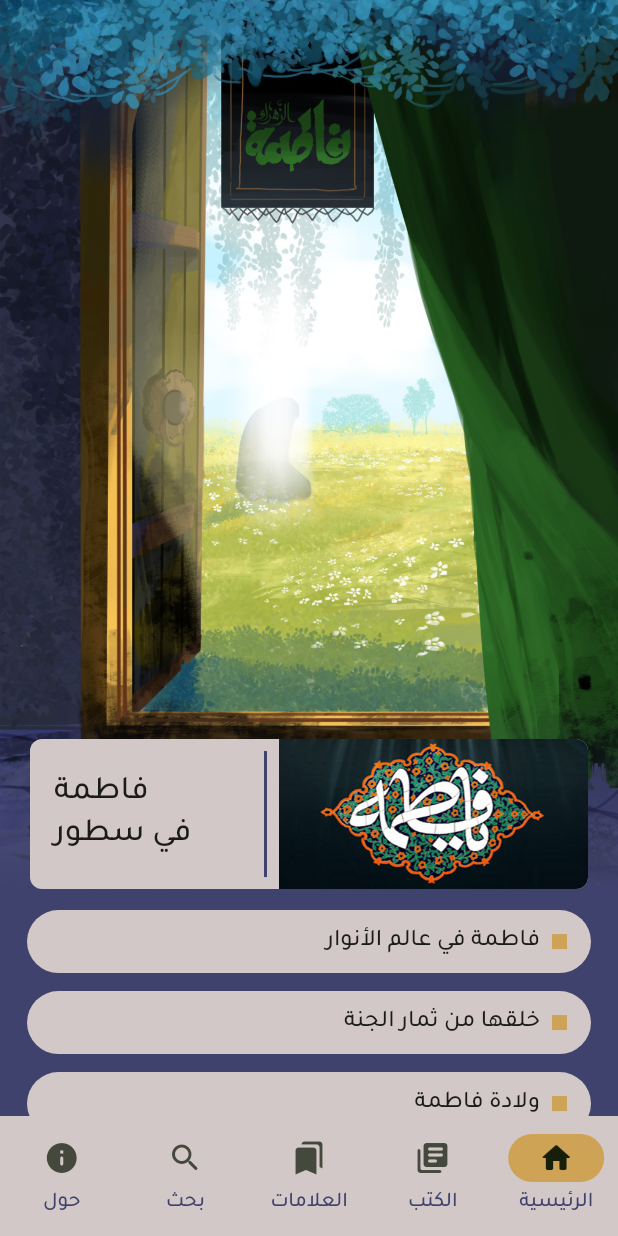
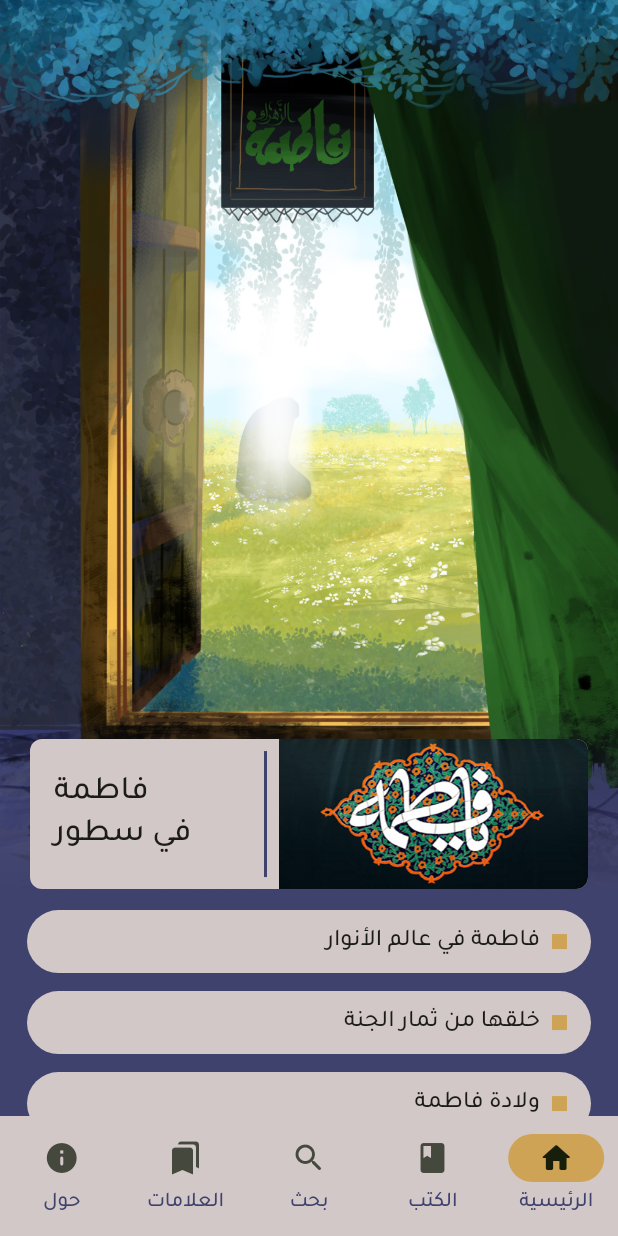
Before and after one commit to alijohar/z_project, a Flutter app: the screen it shows after launch, on a phone screen of 412 x 824 dp. Run offline on Flutter 3.47's test engine with Material 3 defaults, Android fonts, the phone set to English and light mode, and no system bars; our stand-ins replace bloc, firebase_analytics, firebase_core, firebase_crashlytics, flutter_bloc, flutter_html and 5 more; missing offline and left inert: epub_parser; accounts and stored records are empty.

Commit message:
Fix UI issues

```diff
--- a/lib/main.dart
+++ b/lib/main.dart
@@ -85,7 +85,7 @@ class MyApp extends StatelessWidget {
     );
 
     return MaterialApp(
-      title: 'Ketub Platform',
+      title: 'المعارف الفاطمية',
       debugShowCheckedModeBanner: false,
       theme: lightTheme,
       darkTheme: darkTheme,
--- a/lib/screen/host/host_screen.dart
+++ b/lib/screen/host/host_screen.dart
@@ -48,15 +48,16 @@ class _HostScreenState extends State<HostScreen> {
     BlocProvider(
       create: (context) => LibraryCubit(),
       child: const LibraryScreen(),
-    ), // Replace with your actual widget for second tab
+    ),    // Replace with your actual widget for second tab
+
+    BlocProvider(
+      create: (context) => SearchCubit(),
+      child: const SearchScreen(),
+    ),
     BlocProvider(
       create: (context) => BookmarkCubit(),
       child: const BookmarkScreen(),
     ),
-    BlocProvider(
-      create: (context) => SearchCubit(),
-      child: const SearchScreen(),
-    ), // Replace with your actual widget for third tab
     BlocProvider(
       create: (context) => AboutAppCubit(JsonRepository()),
       child: const AboutAppScreen(id: 17,),
@@ -88,16 +89,17 @@ class _HostScreenState extends State<HostScreen> {
               label: 'الرئيسية',
             ),
             NavigationDestination(
-              icon: Icon(Icons.library_books_rounded),
+              icon: Icon(Icons.book),
               label: 'الكتب',
+            ),
+
+            NavigationDestination(
+              icon: Icon(Icons.search_rounded),
+              label: 'بحث',
             ),
             NavigationDestination(
               icon: Icon(Icons.bookmarks_rounded),
               label: 'العلامات',
-            ),
-            NavigationDestination(
-              icon: Icon(Icons.search_rounded),
-              label: 'بحث',
             ),
             NavigationDestination(
               icon: Icon(Icons.info_rounded),
```
Also changed, not shown: lib/widget/square_list_card_widget.dart (+3 -19 lines), assets/image/11.jpg.
